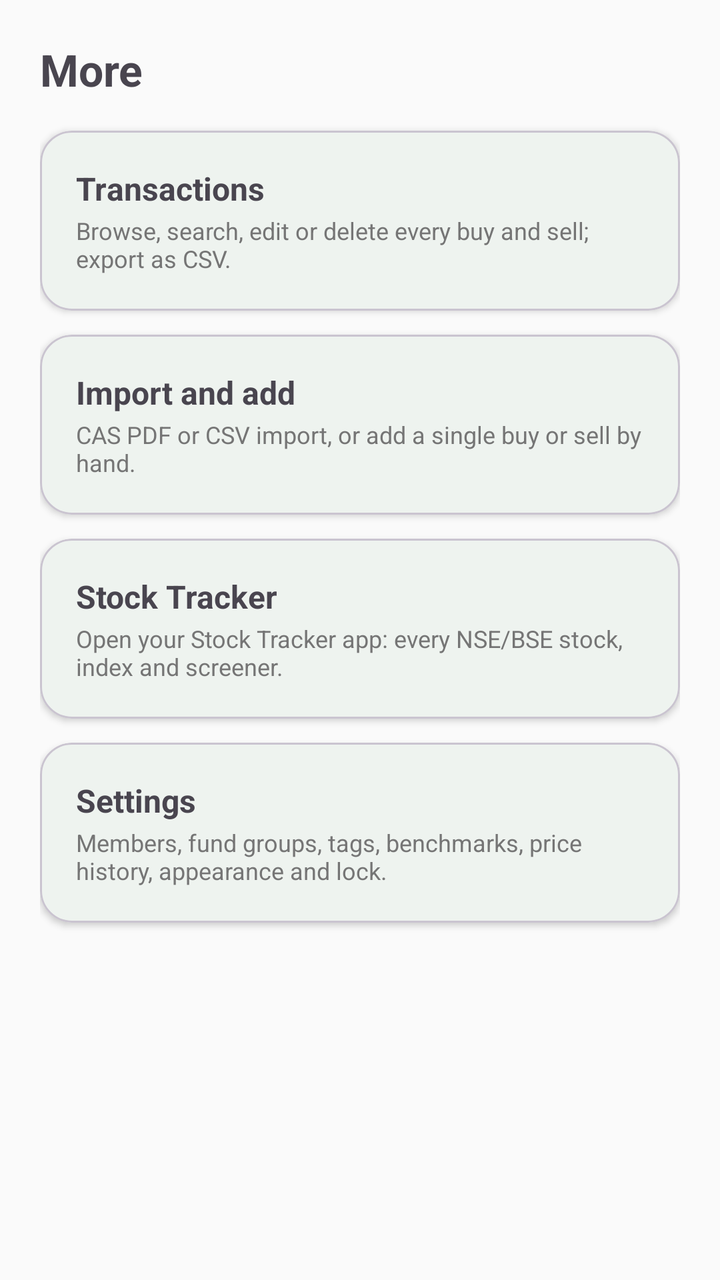
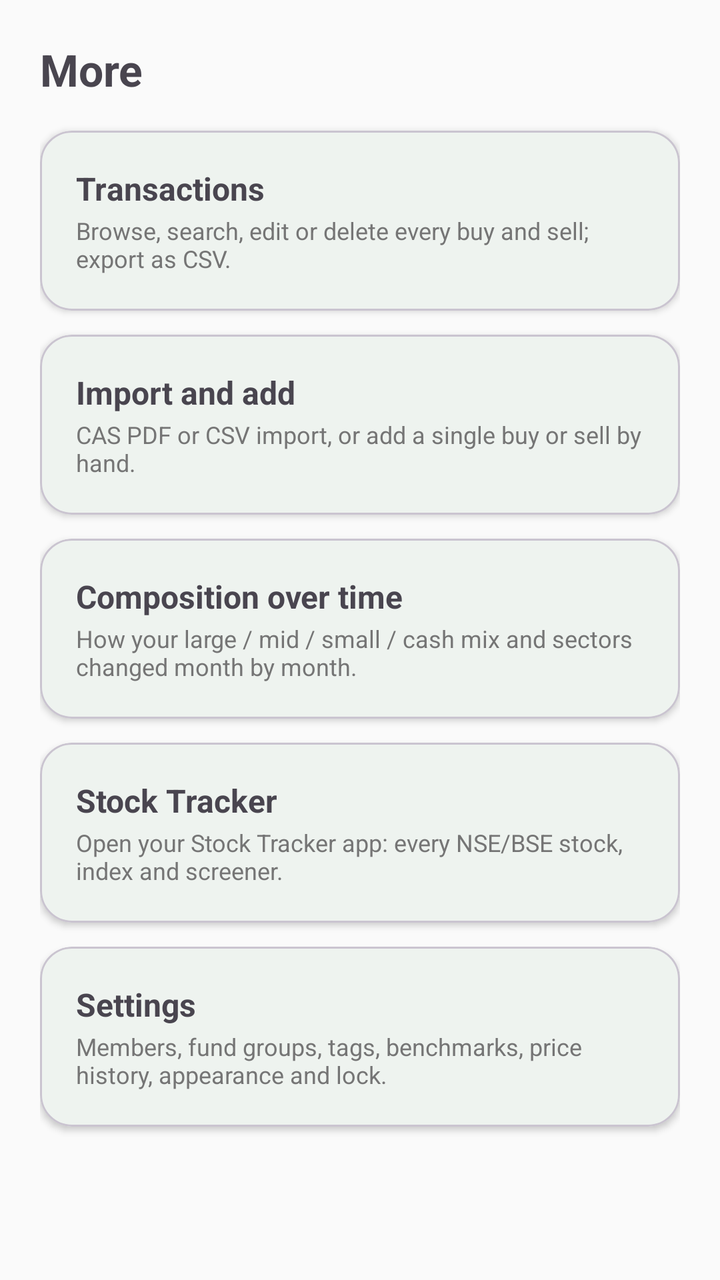

Compare the two renders of this Android layout. The source of the first and the diff that turns it into the second are given below.
<!-- AndroidManifest.xml: application theme Theme.PersonalPortfolio -->
<!-- res/layout/activity_more.xml -->
<?xml version="1.0" encoding="utf-8"?>
<LinearLayout xmlns:android="http://schemas.android.com/apk/res/android"
    xmlns:app="http://schemas.android.com/apk/res-auto"
    android:layout_width="match_parent"
    android:layout_height="match_parent"
    android:orientation="vertical">

    <ScrollView
        android:layout_width="match_parent"
        android:layout_height="match_parent"
        android:fillViewport="true">

        <LinearLayout
            android:layout_width="match_parent"
            android:layout_height="wrap_content"
            android:orientation="vertical"
            android:padding="20dp">

            <TextView
                android:layout_width="match_parent"
                android:layout_height="wrap_content"
                android:text="More"
                android:textSize="22sp"
                android:textStyle="bold" />

            <com.google.android.material.card.MaterialCardView
                android:id="@+id/moreTransactionsCard"
                android:layout_width="match_parent"
                android:layout_height="wrap_content"
                android:layout_marginTop="16dp"
                android:clickable="true"
                android:focusable="true"
                app:cardCornerRadius="16dp"
                app:cardElevation="2dp">

                <LinearLayout
                    android:layout_width="match_parent"
                    android:layout_height="wrap_content"
                    android:orientation="vertical"
                    android:padding="18dp">

                    <TextView
                        android:layout_width="match_parent"
                        android:layout_height="wrap_content"
                        android:text="Transactions"
                        android:textSize="16sp"
                        android:textStyle="bold" />

                    <TextView
                        android:layout_width="match_parent"
                        android:layout_height="wrap_content"
                        android:layout_marginTop="2dp"
                        android:text="Browse, search, edit or delete every buy and sell; export as CSV."
                        android:textSize="12sp"
                        android:textColor="@color/colorNeutral" />
                </LinearLayout>
            </com.google.android.material.card.MaterialCardView>

            <com.google.android.material.card.MaterialCardView
                android:id="@+id/moreImportCard"
                android:layout_width="match_parent"
                android:layout_height="wrap_content"
                android:layout_marginTop="12dp"
                android:clickable="true"
                android:focusable="true"
                app:cardCornerRadius="16dp"
                app:cardElevation="2dp">

                <LinearLayout
                    android:layout_width="match_parent"
                    android:layout_height="wrap_content"
                    android:orientation="vertical"
                    android:padding="18dp">

                    <TextView
                        android:layout_width="match_parent"
                        android:layout_height="wrap_content"
                        android:text="Import and add"
                        android:textSize="16sp"
                        android:textStyle="bold" />

                    <TextView
                        android:layout_width="match_parent"
                        android:layout_height="wrap_content"
                        android:layout_marginTop="2dp"
                        android:text="CAS PDF or CSV import, or add a single buy or sell by hand."
                        android:textSize="12sp"
                        android:textColor="@color/colorNeutral" />
                </LinearLayout>
            </com.google.android.material.card.MaterialCardView>

            <com.google.android.material.card.MaterialCardView
                android:id="@+id/moreStockTrackerCard"
                android:layout_width="match_parent"
                android:layout_height="wrap_content"
                android:layout_marginTop="12dp"
                android:clickable="true"
                android:focusable="true"
                app:cardCornerRadius="16dp"
                app:cardElevation="2dp">

                <LinearLayout
                    android:layout_width="match_parent"
                    android:layout_height="wrap_content"
                    android:orientation="vertical"
                    android:padding="18dp">

                    <TextView
                        android:layout_width="match_parent"
                        android:layout_height="wrap_content"
                        android:text="Stock Tracker"
                        android:textSize="16sp"
                        android:textStyle="bold" />

                    <TextView
                        android:layout_width="match_parent"
                        android:layout_height="wrap_content"
                        android:layout_marginTop="2dp"
                        android:text="Open your Stock Tracker app: every NSE/BSE stock, index and screener."
                        android:textSize="12sp"
                        android:textColor="@color/colorNeutral" />
                </LinearLayout>
            </com.google.android.material.card.MaterialCardView>

            <com.google.android.material.card.MaterialCardView
                android:id="@+id/moreSettingsCard"
                android:layout_width="match_parent"
                android:layout_height="wrap_content"
                android:layout_marginTop="12dp"
                android:clickable="true"
                android:focusable="true"
                app:cardCornerRadius="16dp"
                app:cardElevation="2dp">

                <LinearLayout
                    android:layout_width="match_parent"
                    android:layout_height="wrap_content"
                    android:orientation="vertical"
                    android:padding="18dp">

                    <TextView
                        android:layout_width="match_parent"
                        android:layout_height="wrap_content"
                        android:text="Settings"
                        android:textSize="16sp"
                        android:textStyle="bold" />

                    <TextView
                        android:layout_width="match_parent"
                        android:layout_height="wrap_content"
                        android:layout_marginTop="2dp"
                        android:text="Members, fund groups, tags, benchmarks, price history, appearance and lock."
                        android:textSize="12sp"
                        android:textColor="@color/colorNeutral" />
                </LinearLayout>
            </com.google.android.material.card.MaterialCardView>

        </LinearLayout>
    </ScrollView>
</LinearLayout>
<!-- resources referenced by this layout -->
<resources>
  <color name="colorNeutral">#757575</color>
  <style name="Theme.PersonalPortfolio" parent="Theme.Material3.DayNight.NoActionBar">
          <item name="colorPrimary">@color/colorPrimary</item>
          <item name="colorPrimaryVariant">@color/colorPrimaryVariant</item>
          <item name="colorOnPrimary">@color/colorOnPrimary</item>
  
          <item name="colorSecondary">@color/colorSecondary</item>
          <item name="colorOnSecondary">@color/colorOnSecondary</item>
  
          <item name="android:colorBackground">@color/colorBackground</item>
          <item name="colorOnBackground">@color/colorOnBackground</item>
  
          <item name="colorSurface">@color/colorSurface</item>
          <item name="colorOnSurface">@color/colorOnSurface</item>
  
          <item name="android:statusBarColor">@color/colorPrimaryVariant</item>
      </style>
  <color name="colorPrimary">#1B5E20</color>
  <color name="colorPrimaryVariant">#0D3B12</color>
  <color name="colorOnPrimary">#FFFFFF</color>
  <color name="colorSecondary">#00897B</color>
  <color name="colorOnSecondary">#FFFFFF</color>
  <color name="colorBackground">#FAFAFA</color>
  <color name="colorOnBackground">#1A1A1A</color>
  <color name="colorSurface">#FFFFFF</color>
  <color name="colorOnSurface">#1A1A1A</color>
</resources>

<!-- the commit's change to res/layout/activity_more.xml (unified diff, before → after) -->
@@ -90,6 +90,39 @@
             </com.google.android.material.card.MaterialCardView>
 
             <com.google.android.material.card.MaterialCardView
+                android:id="@+id/moreCompositionCard"
+                android:layout_width="match_parent"
+                android:layout_height="wrap_content"
+                android:layout_marginTop="12dp"
+                android:clickable="true"
+                android:focusable="true"
+                app:cardCornerRadius="16dp"
+                app:cardElevation="2dp">
+
+                <LinearLayout
+                    android:layout_width="match_parent"
+                    android:layout_height="wrap_content"
+                    android:orientation="vertical"
+                    android:padding="18dp">
+
+                    <TextView
+                        android:layout_width="match_parent"
+                        android:layout_height="wrap_content"
+                        android:text="Composition over time"
+                        android:textSize="16sp"
+                        android:textStyle="bold" />
+
+                    <TextView
+                        android:layout_width="match_parent"
+                        android:layout_height="wrap_content"
+                        android:layout_marginTop="2dp"
+                        android:text="How your large / mid / small / cash mix and sectors changed month by month."
+                        android:textSize="12sp"
+                        android:textColor="@color/colorNeutral" />
+                </LinearLayout>
+            </com.google.android.material.card.MaterialCardView>
+
+            <com.google.android.material.card.MaterialCardView
                 android:id="@+id/moreStockTrackerCard"
                 android:layout_width="match_parent"
                 android:layout_height="wrap_content"
